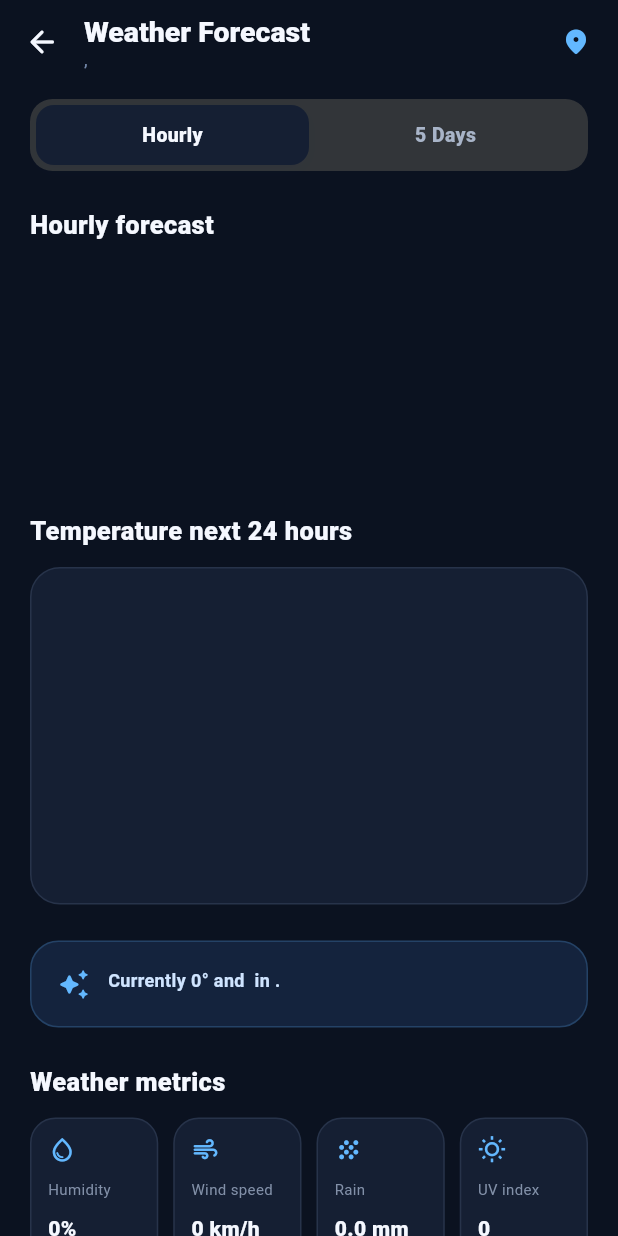
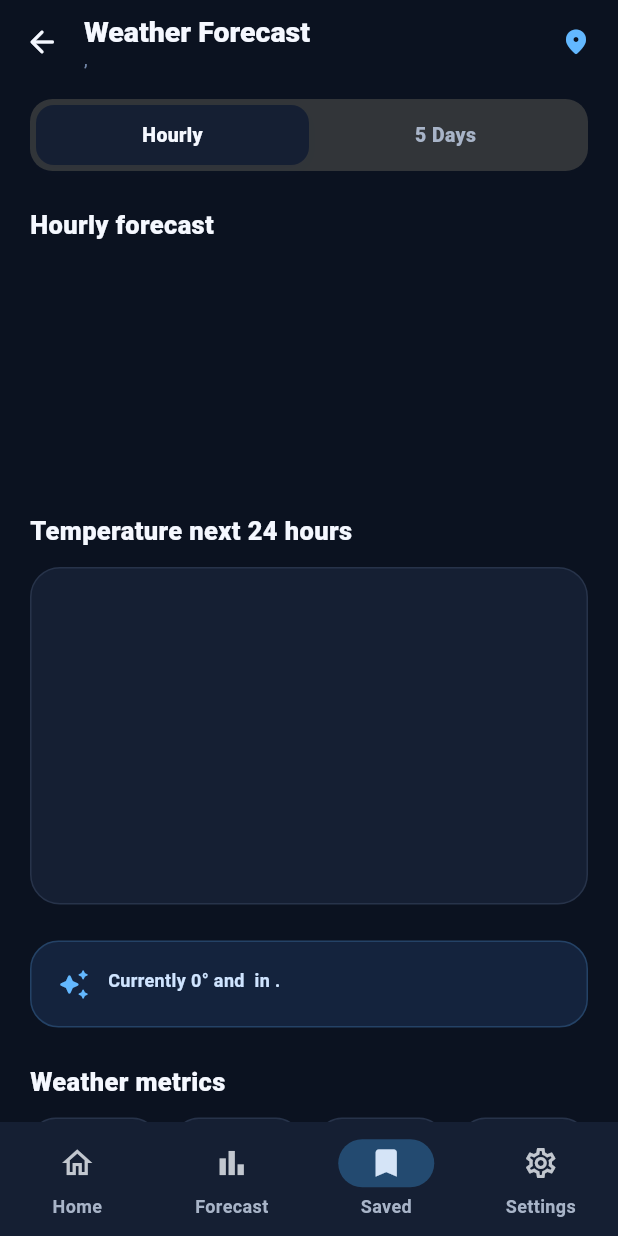
Before and after one commit to DuminduMalinga/Sky_Cast, a Flutter app: the ForecastScreen screen opened directly with empty values, on a phone screen of 412 x 824 dp. Run offline on Flutter 3.47's test engine with Material 3 defaults, Android fonts, the phone set to English and light mode, and no system bars; our stand-ins replace geolocator, shared_preferences; accounts and stored records are empty.

Commit message:
Add persistent onboarding and shared navigation
Persist onboarding completion, reuse a shared navigation bar across screens, and keep tab state within the home shell. Refresh location silently on startup while requesting permission only when enabled, improve dark-theme settings styling, and add coverage for navigation, onboarding, location, and saved-city persistence.

```diff
--- a/lib/main.dart
+++ b/lib/main.dart
@@ -8,5 +8,6 @@ export 'app.dart';
 Future<void> main() async {
   WidgetsFlutterBinding.ensureInitialized();
   await AppSettings.instance.load();
-  runApp(const SkyCastApp(showOnboarding: true));
+  // The welcome flow (and its one-time location prompt) is first-run only.
+  runApp(SkyCastApp(showOnboarding: !AppSettings.instance.onboarded));
 }
--- a/lib/screens/details_screen.dart
+++ b/lib/screens/details_screen.dart
@@ -3,6 +3,7 @@ import 'package:flutter/material.dart';
 import '../models/weather.dart';
 import '../services/app_settings.dart';
 import '../utils/format.dart';
+import '../widgets/sky_nav_bar.dart';
 
 /// Extra current conditions: sun times, pressure, visibility and more.
 class DetailsScreen extends StatefulWidget {
@@ -61,6 +62,10 @@ class _DetailsScreenState extends State<DetailsScreen>
       ),
     ];
     return Scaffold(
+      bottomNavigationBar: SkyNavigationBar(
+        selectedIndex: AppNav.home,
+        onSelected: (index) => AppNav.go(context, index),
+      ),
       appBar: AppBar(
         leading: IconButton(
           tooltip: 'Back',
--- a/lib/screens/forecast_screen.dart
+++ b/lib/screens/forecast_screen.dart
@@ -3,11 +3,16 @@ import 'package:flutter/material.dart';
 import '../models/weather.dart';
 import '../services/app_settings.dart';
 import '../utils/format.dart';
+import '../widgets/sky_nav_bar.dart';
 
 class ForecastScreen extends StatefulWidget {
-  const ForecastScreen({required this.report, super.key});
+  const ForecastScreen({required this.report, this.onBack, super.key});
 
   final WeatherReport report;
+
+  /// Set when shown as a tab: the back arrow returns to Home. When null the
+  /// screen was pushed (from Saved), so it pops and shows the navigation bar.
+  final VoidCallback? onBack;
 
   @override
   State<ForecastScreen> createState() => _ForecastScreenState();
@@ -46,10 +51,16 @@ class _ForecastScreenState extends State<ForecastScreen>
       for (var i = 0; i < report.hours.length; i += 3) report.hours[i],
     ];
     return Scaffold(
+      bottomNavigationBar: widget.onBack != null
+          ? null
+          : SkyNavigationBar(
+              selectedIndex: AppNav.saved,
+              onSelected: (index) => AppNav.go(context, index),
+            ),
       appBar: AppBar(
         leading: IconButton(
           tooltip: 'Back',
-          onPressed: () => Navigator.of(context).pop(),
+          onPressed: widget.onBack ?? () => Navigator.of(context).pop(),
           icon: const Icon(Icons.arrow_back_rounded),
         ),
         title: Column(
--- a/lib/screens/onboarding_screen.dart
+++ b/lib/screens/onboarding_screen.dart
@@ -142,6 +142,7 @@ class _WelcomeScreenState extends State<WelcomeScreen> {
   bool _locating = false;
 
   void _openDashboard() {
+    AppSettings.instance.setOnboarded();
     Navigator.of(context).pushReplacement(
       MaterialPageRoute<void>(
         builder: (_) =>
--- a/lib/screens/saved_cities_screen.dart
+++ b/lib/screens/saved_cities_screen.dart
@@ -12,12 +12,16 @@ class SavedCitiesScreen extends StatefulWidget {
   const SavedCitiesScreen({
     required this.currentCity,
     this.service,
+    this.onBack,
     super.key,
   });
 
   /// The city shown on the home screen; it is highlighted and saved by default.
   final String currentCity;
   final WeatherService? service;
+
+  /// Returns to Home when shown as a tab; null pops the route.
+  final VoidCallback? onBack;
 
   @override
   State<SavedCitiesScreen> createState() => _SavedCitiesScreenState();
@@ -130,7 +134,7 @@ class _SavedCitiesScreenState extends State<SavedCitiesScreen>
       appBar: AppBar(
         leading: IconButton(
           tooltip: 'Back',
-          onPressed: () => Navigator.of(context).pop(),
+          onPressed: widget.onBack ?? () => Navigator.of(context).pop(),
           icon: const Icon(Icons.arrow_back_rounded),
         ),
         title: const Text(
--- a/lib/services/app_settings.dart
+++ b/lib/services/app_settings.dart
@@ -11,12 +11,16 @@ class AppSettings extends ChangeNotifier {
   bool _mph = false;
   bool _inches = false;
   bool _autoLocation = true;
+  bool _onboarded = false;
   ThemeMode _themeMode = ThemeMode.dark;
 
   bool get fahrenheit => _fahrenheit;
   bool get mph => _mph;
   bool get inches => _inches;
   bool get autoLocation => _autoLocation;
+
+  /// Whether the first-run welcome flow has been completed.
+  bool get onboarded => _onboarded;
   ThemeMode get themeMode => _themeMode;
 
   String get temperatureUnit => _fahrenheit ? '°F' : '°C';
@@ -29,6 +33,7 @@ class AppSettings extends ChangeNotifier {
     _mph = prefs.getBool('mph') ?? false;
     _inches = prefs.getBool('inches') ?? false;
     _autoLocation = prefs.getBool('auto_location') ?? true;
+    _onboarded = prefs.getBool('onboarded') ?? false;
     _themeMode = ThemeMode.values.asNameMap()[prefs.getString('theme_mode')] ??
         ThemeMode.dark;
     notifyListeners();
@@ -45,6 +50,9 @@ class AppSettings extends ChangeNotifier {
 
   Future<void> setInches(bool value) =>
       _set('inches', value, () => _inches = value);
+
+  Future<void> setOnboarded() =>
+      _set('onboarded', true, () => _onboarded = true);
 
   Future<void> setAutoLocation(bool value) =>
       _set('auto_location', value, () => _autoLocation = value);
--- /dev/null
+++ b/lib/widgets/sky_nav_bar.dart
@@ -0,0 +1,64 @@
+import 'package:flutter/material.dart';
+
+/// App-wide bottom-navigation state. The home screen is the shell that hosts
+/// the four tabs; pages pushed on top of it use [go] to jump to a tab.
+class AppNav {
+  static const home = 0;
+  static const forecast = 1;
+  static const saved = 2;
+  static const settings = 3;
+
+  static final tab = ValueNotifier<int>(home);
+
+  /// Selects [index] and pops back to the shell.
+  static void go(BuildContext context, int index) {
+    tab.value = index;
+    Navigator.of(context).popUntil((route) => route.isFirst);
+  }
+}
+
+class SkyNavigationBar extends StatelessWidget {
+  const SkyNavigationBar({
+    required this.selectedIndex,
+    required this.onSelected,
+    super.key,
+  });
+
+  final int selectedIndex;
+  final ValueChanged<int> onSelected;
+
+  @override
+  Widget build(BuildContext context) {
+    final theme = Theme.of(context).navigationBarTheme;
+    return NavigationBar(
+      selectedIndex: selectedIndex,
+      onDestinationSelected: onSelected,
+      height: 76,
+      backgroundColor: theme.backgroundColor,
+      indicatorColor: theme.indicatorColor,
+      labelBehavior: NavigationDestinationLabelBehavior.alwaysShow,
+      destinations: const [
+        NavigationDestination(
+          icon: Icon(Icons.home_outlined),
+          selectedIcon: Icon(Icons.home_rounded),
+          label: 'Home',
+        ),
+        NavigationDestination(
+          icon: Icon(Icons.bar_chart_outlined),
+          selectedIcon: Icon(Icons.bar_chart_rounded),
+          label: 'Forecast',
+        ),
+        NavigationDestination(
+          icon: Icon(Icons.bookmark_border_rounded),
+          selectedIcon: Icon(Icons.bookmark_rounded),
+          label: 'Saved',
+        ),
+        NavigationDestination(
+          icon: Icon(Icons.settings_outlined),
+          selectedIcon: Icon(Icons.settings_rounded),
+          label: 'Settings',
+        ),
+      ],
+    );
+  }
+}
```
Also changed, not shown: lib/screens/home_screen.dart (+59 -62 lines), lib/screens/settings_screen.dart (+39 -7 lines), lib/services/location_service.dart (+6 -2 lines), 1 other file.
